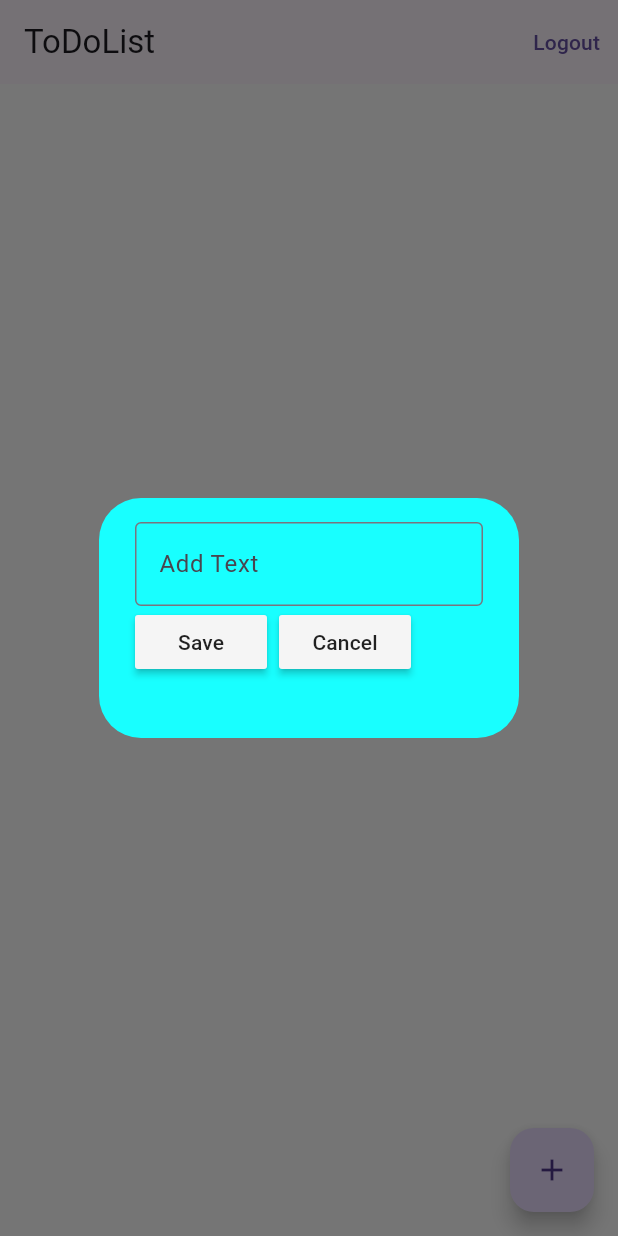
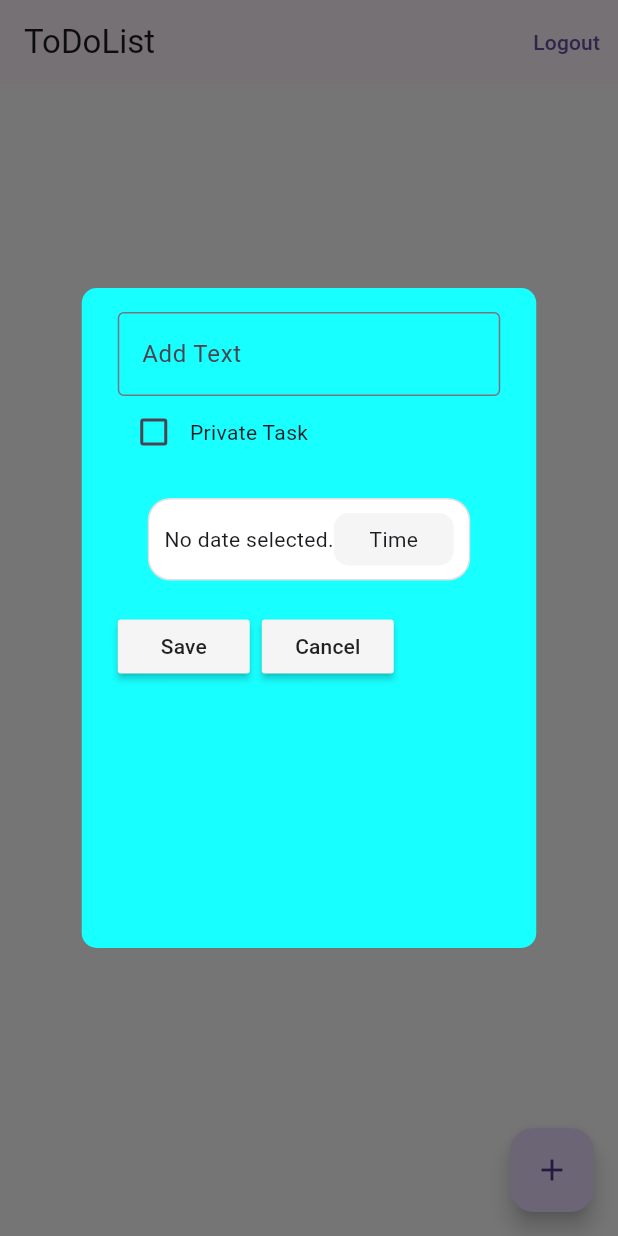
Before and after one commit to silapiratpong/ToDoList, a Flutter app: the screen it shows once a user with an empty profile is signed in, after a tap on the "add" icon, on a phone screen of 412 x 824 dp. Run offline on Flutter 3.47's test engine with Material 3 defaults, Android fonts, the phone set to English and light mode, and no system bars; our stand-ins replace cloud_firestore, firebase_auth, firebase_core, flutter_slidable, get, get_storage and 2 more; accounts and stored records are empty.

Commit message:
update Date&Privacy

```diff
--- /dev/null
+++ b/lib/Controller/task_Controller.dart
@@ -0,0 +1,14 @@
+import 'package:get/get.dart';
+
+class TaskController extends GetxController{
+  var isPrivate = false.obs;
+
+  void togglePrivacy(bool? value)
+  {
+    isPrivate.value = value ?? false;
+  }
+  void reset()
+  {
+    isPrivate.value = false;
+  }
+}
--- a/lib/Screen/home_page.dart
+++ b/lib/Screen/home_page.dart
@@ -1,12 +1,17 @@
 import 'package:cloud_firestore/cloud_firestore.dart';
 import 'package:firebase_auth/firebase_auth.dart';
 import 'package:flutter/material.dart';
+import 'package:get/get.dart';
+import 'package:get/get_core/src/get_main.dart';
 import 'package:todolist/data/database.dart';
 import 'package:todolist/util/dialog_box.dart';
 import 'package:todolist/util/snackBar.dart';
 import 'package:todolist/util/todo_tile.dart';
 import 'package:uuid/uuid.dart';
-
+import 'package:async/async.dart' show StreamGroup;
+import 'package:rxdart/rxdart.dart';
+import '../Controller/date_Controller.dart';
+import '../Controller/task_Controller.dart';
 
 class HomePage extends StatefulWidget {
   const HomePage({super.key});
@@ -16,109 +21,167 @@ class HomePage extends StatefulWidget {
 
 class _HomePageState extends State<HomePage> {
   final _db = FirebaseFirestore.instance;
-  final _controller = TextEditingController(); //อ่านยาก จัดให้เป็นระเบียบ
+  final _controller = TextEditingController();
+  final DateController _dateController = Get.put(
+    DateController(),
+  ); //อ่านยาก จัดให้เป็นระเบียบ
+  final TaskController _taskController = Get.put(TaskController());
   @override
-
-  void checkboxChanged(String id,bool value) {
-    _db.collection("tasks").doc(id).update({"check": !value,});
+  void checkboxChanged(String id, bool value) {
+    _db.collection("tasks").doc(id).update({"check": !value});
   }
 
   Future<void> uploadListToDb() async {
-    try{
+    try {
       final id = const Uuid().v4();
       await _db.collection("tasks").doc(id).set({
-          "title":_controller.text,
+        "title": _controller.text,
         "check": false,
-          "creator" : FirebaseAuth.instance.currentUser!.uid,
+        "creator": FirebaseAuth.instance.currentUser!.uid,
+        "Date":  _dateController.seletedDate.value != null
+            ? Timestamp.fromDate(_dateController.seletedDate.value!)
+            : null,
+        "isPrivate": _taskController.isPrivate.value,
       });
-    }catch(e){
+    } catch (e) {
       print(e);
     }
   }
+
   void saveNewTask() {
-    if (_controller.text != "")
-      {
+    if (_controller.text != "") {
       uploadListToDb();
       _controller.clear();
-      }else {
-      ScaffoldMessenger.of(
-        context,
-      ).showSnackBar(theSnackBar(context, "error"));
+    } else {
+      ScaffoldMessenger.of(context).showSnackBar(theSnackBar(context, "error"));
     }
     Navigator.of(context).pop();
   }
-  void saveEditTask(String id)
-  {
-    _db.collection("tasks").doc(id).update({"title": _controller.text,});
+
+  void saveEditTask(String id) {
+    _db.collection("tasks").doc(id).update({"title": _controller.text});
+    _db.collection("tasks").doc(id).update({
+      "Date":  _dateController.seletedDate.value != null
+          ? Timestamp.fromDate(_dateController.seletedDate.value!)
+          : null,
+    });
+    _db.collection("tasks").doc(id).update({
+      "isPrivate": _taskController.isPrivate.value,
+    });
     _controller.clear();
     Navigator.of(context).pop();
   }
+
   //create new task
   void createNewTask() {
     showDialog(
       context: context,
       builder: (context) {
         return DialogBox(
-          controller: _controller,
+          textcontroller: _controller,
           onSave: saveNewTask,
-          onCancel: () {Navigator.of(context).pop();
-            _controller.clear();}
+          onCancel: () {
+            Navigator.of(context).pop();
+            _controller.clear();
+            _taskController.reset();
+            _dateController.seletedDate.value = null;
+            _taskController.reset(); // Reset privacy
+          },
+          datecontroller: _dateController,
         );
       },
     );
   }
-  void editTask(String id){
+
+  void editTask(String id) async {
+    // Get the document data from Firestore
+    final doc = await _db.collection("tasks").doc(id).get();
+    final data = doc.data();
+
+    if (data != null) {
+      // Set current title and date
+      final rawDate = data['Date'];
+      _dateController.seletedDate.value = rawDate != null
+          ? (rawDate as Timestamp).toDate()
+          : null;
+      _controller.text = data['title'];
+      Get.find<TaskController>().isPrivate.value = data['isPrivate'] ?? false;
+    }
     showDialog(
       context: context,
       builder: (context) {
         return DialogBox(
-          controller: _controller,
+          textcontroller: _controller,
           onSave: () => saveEditTask(id),
-          onCancel: () {Navigator.of(context).pop();
-            _controller.clear();}
+          onCancel: () {
+            Navigator.of(context).pop();
+            _controller.clear();
+            _taskController.reset();
+            _dateController.seletedDate.value = null;
+            _taskController.reset(); // Reset privacy
+          },
+          datecontroller: _dateController,
         );
       },
     );
   }
+
   void deleteTask(String id) {
     _db.collection("tasks").doc(id).delete();
   }
+
   void logOut() {
     FirebaseAuth.instance.signOut();
   }
 
   Widget build(BuildContext context) {
+    final taskStream = StreamGroup.merge([
+        _db
+            .collection("tasks")
+            .where('isPrivate', isEqualTo: false)
+            .snapshots(),
+        _db
+            .collection("tasks")
+            .where(
+          'creator',
+          isEqualTo: FirebaseAuth.instance.currentUser!.uid,
+        )
+            .where('isPrivate', isEqualTo: true)
+            .snapshots(),
+      ]).asBroadcastStream();
     return Scaffold(
       backgroundColor: Colors.white,
-      appBar: AppBar(title: Text('ToDoList'), elevation: 0,
-        actions: <Widget>[
-          TextButton(onPressed: logOut, child: Text("Logout"))
-        ],),
+      appBar: AppBar(
+        title: Text('ToDoList'),
+        elevation: 0,
+        actions: <Widget>[TextButton(onPressed: logOut, child: Text("Logout"))],
+      ),
       floatingActionButton: FloatingActionButton(
         onPressed: createNewTask,
         child: Icon(Icons.add),
       ),
-      body: StreamBuilder(
-        stream: _db.collection("tasks").where('creator',isEqualTo: FirebaseAuth.instance.currentUser!.uid).snapshots(),
-        builder: (context,snapshot) {
-
-          if(snapshot.connectionState == ConnectionState.waiting)
+      body:  StreamBuilder(stream: taskStream,
+          builder: (context, AsyncSnapshot<QuerySnapshot> snapshot)
+        //_db.collection("tasks").where('creator',isEqualTo: FirebaseAuth.instance.currentUser!.uid).snapshots(),
          {
-              return const Center(child: CircularProgressIndicator(),);
+          if (snapshot.connectionState == ConnectionState.waiting) {
+            return const Center(child: CircularProgressIndicator());
           }
-          if(!snapshot.hasData)
-            {
+          if (!snapshot.hasData) {
             return const Text('no data');
           }
+          final docs = snapshot.data!.docs;
           return ListView.builder(
-          itemCount: snapshot.data!.docs.length,
+            itemCount: docs.length,
             itemBuilder: (context, index) {
+              final doc = docs[index];
               return ToDoTile(
-              taskName: snapshot.data!.docs[index].data()['title'],
-              taskComplete: snapshot.data!.docs[index].data()['check'],
-              onChanged: (value) => checkboxChanged(snapshot.data!.docs[index].id,snapshot.data!.docs[index].data()['check']),
-              deleteFunction: (context) => deleteTask(snapshot.data!.docs[index].id),
-              editFunction: (context) => editTask(snapshot.data!.docs[index].id),
+                taskName: doc['title'],
+                taskComplete: doc['check'],
+                onChanged: (value) => checkboxChanged(doc.id, doc['check']),
+                deleteFunction: (context) => deleteTask(doc.id),
+                editFunction: (context) => editTask(doc.id),
+                dateTime: doc['Date'],
               );
             },
           );
--- a/lib/util/dialog_box.dart
+++ b/lib/util/dialog_box.dart
@@ -1,33 +1,98 @@
 import 'package:flutter/material.dart';
+import 'package:get/get.dart';
+import 'package:intl/intl.dart';
 import 'package:todolist/util/button.dart';
 
+import '../Controller/date_Controller.dart';
+import '../Controller/task_Controller.dart';
+
 class DialogBox extends StatelessWidget {
-  final controller;
+  final DateController datecontroller;
+
+  final textcontroller;
   VoidCallback onSave;
   VoidCallback onCancel;
   DialogBox({
     super.key,
-    required this.controller,
+    required this.textcontroller,
     required this.onSave,
     required this.onCancel,
+    required this.datecontroller,
+
   });
 
   @override
   Widget build(BuildContext context) {
     return AlertDialog(
+      shape: RoundedRectangleBorder(
+        borderRadius: BorderRadius.all(Radius.circular(10.0)),
+      ),
       backgroundColor: Colors.cyanAccent,
       content: Container(
-        height: 120,
+        height: 400,
+        width: double.infinity,
         child: Column(
           children: [
             TextField(
-              controller: controller,
+              controller: textcontroller,
               decoration: InputDecoration(
                 border: OutlineInputBorder(),
                 hintText: "Add Text",
               ),
             ),
+            Row(
+              children: [
+                Obx(
+                  () => Checkbox(
+                    value: Get.find<TaskController>().isPrivate.value,
+                    onChanged: (value) =>
+                        Get.find<TaskController>().togglePrivacy(value),
+                  ),
+                ),
+                Text('Private Task'),
+                //Checkbox(value: taskPrivate, onChanged: onChanged),
+              ],
+            ),
 
+            GestureDetector(
+              onTap: () => datecontroller.pickDate(context),
+              child: Container(
+                width: double.infinity,
+                margin: const EdgeInsets.all(20),
+                height: 55,
+                decoration: BoxDecoration(
+                  color: Colors.white,
+                  border: Border.all(color: Colors.grey.shade300),
+                  borderRadius: BorderRadius.circular(15),
+                ),
+                child: Row(
+                  mainAxisAlignment: MainAxisAlignment.spaceBetween,
+                  children: [
+                    Padding(
+                      padding: const EdgeInsets.only(left: 10),
+                      child: Obx(() {
+                        final date = datecontroller.seletedDate.value;
+                        return Text(
+                          date == null
+                              ? 'No date selected.'
+                              : DateFormat('dd MMM yyyy').format(date),
+                        );
+                      }),
+                    ),
+                    Container(
+                      margin: const EdgeInsets.only(right: 10),
+                      width: 80,
+                      height: 35,
+                      decoration: BoxDecoration(
+                        borderRadius: BorderRadius.circular(10),
+                        color: Colors.grey.shade100,
+                      ),
+                      child: Center(child: Text("Time")),
+                    ),
+                  ],
+                ),
+              ),
+            ),
             Row(
               children: [
                 //save
--- a/pubspec.yaml
+++ b/pubspec.yaml
@@ -41,8 +41,9 @@ dependencies:
   firebase_core: ^3.15.1
   firebase_auth: ^5.6.2
   cloud_firestore: ^5.6.11
-
+  intl: ^0.20.2
   uuid: ^4.5.1
+  rxdart: ^0.28.0
 dev_dependencies:
   flutter_test:
     sdk: flutter
```
Also changed, not shown: lib/Controller/date_Controller.dart (added, +20 -0 lines), lib/util/todo_tile.dart (+43 -9 lines), pubspec.lock. Lines whose indentation alone changed are shown as unchanged.
